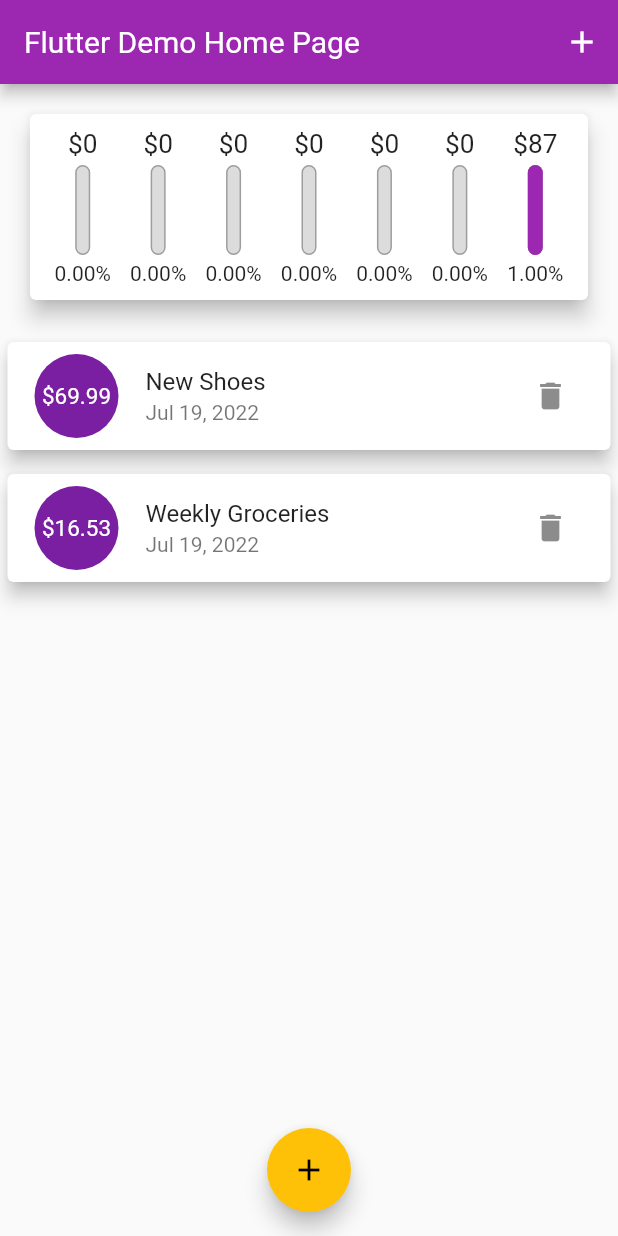
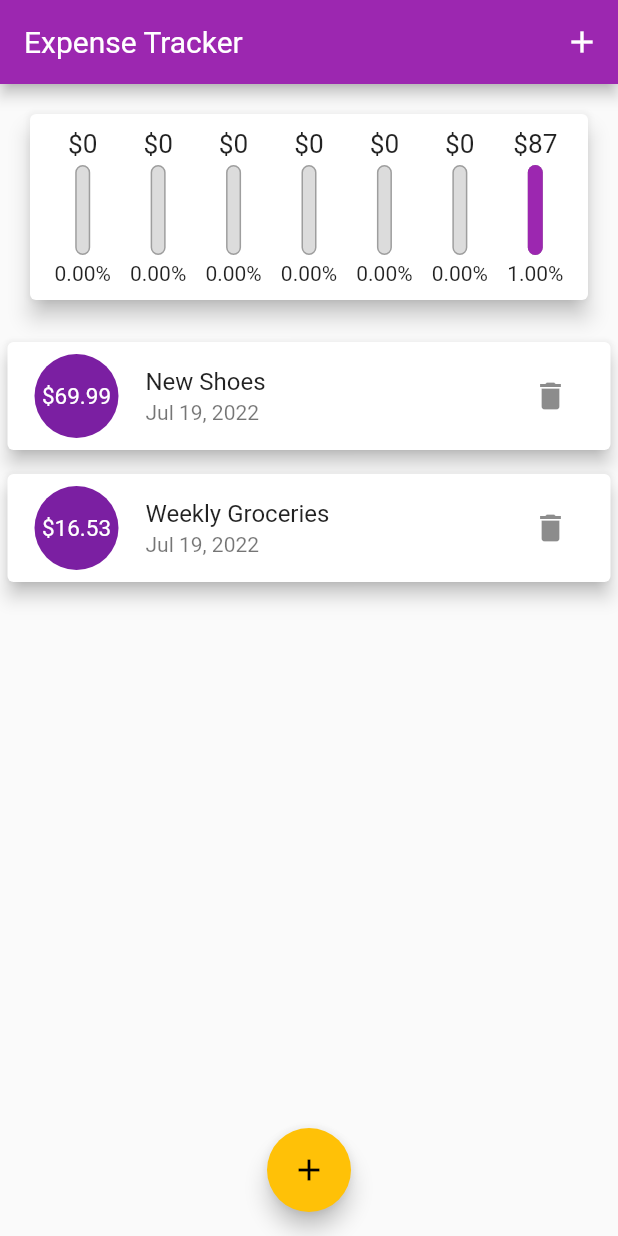
Before and after one commit to inioluwadavid/TransactionCalculator, a Flutter app: the screen it shows after launch, on a phone screen of 412 x 824 dp. Run offline on Flutter 3.47's test engine with Material 2 defaults, Android fonts, the phone set to English and light mode, and no system bars.

Commit message:
media changes default

```diff
--- a/lib/main.dart
+++ b/lib/main.dart
@@ -59,7 +59,7 @@ class _MyHomePageState extends State<MyHomePage> {
       );
     }).toList();
   }
-  void _addNewTransaction(String title, double amount, DateTime date)  {
+  void _addNewTransaction(String title, double amount)  {
     final addNew = Transaction(
       title: title,
       amount: amount,
@@ -91,7 +91,7 @@ class _MyHomePageState extends State<MyHomePage> {
     Widget build(BuildContext context) {
       return Scaffold(
           appBar: AppBar(
-            title: const Text('Flutter Demo Home Page'),
+            title: const Text('Expense Tracker'),
             actions: [
               IconButton(
                 icon: Icon(Icons.add),
--- a/lib/widget/add_transactions.dart
+++ b/lib/widget/add_transactions.dart
@@ -64,7 +64,7 @@ class _AddTransactionState extends State<AddTransaction> {
               onPressed: () {
 
                 widget.addTx(
-                    titleController.text, double.parse(amountController.text),  _presentDatePicker);
+                    titleController.text, double.parse(amountController.text));
                 Navigator.of(context).pop();
               },
                style: ElevatedButton.styleFrom(
--- a/lib/widget/transaction_list.dart
+++ b/lib/widget/transaction_list.dart
@@ -11,7 +11,7 @@ class TransactionList extends StatelessWidget {
   @override
   Widget build(BuildContext context) {
     return Container(
-        height: 300,
+        height: MediaQuery.of(context).size.height * 0.7,
         child: transactions.isEmpty
             ? Column(
                 children: [
```
